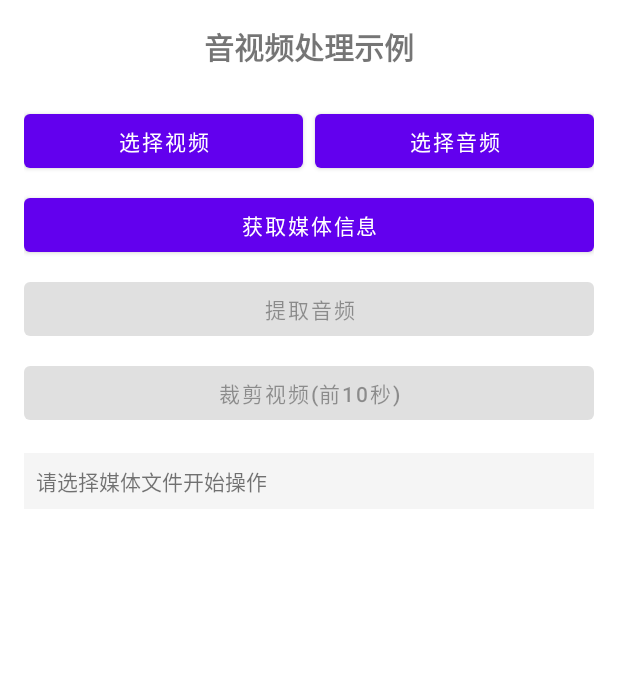
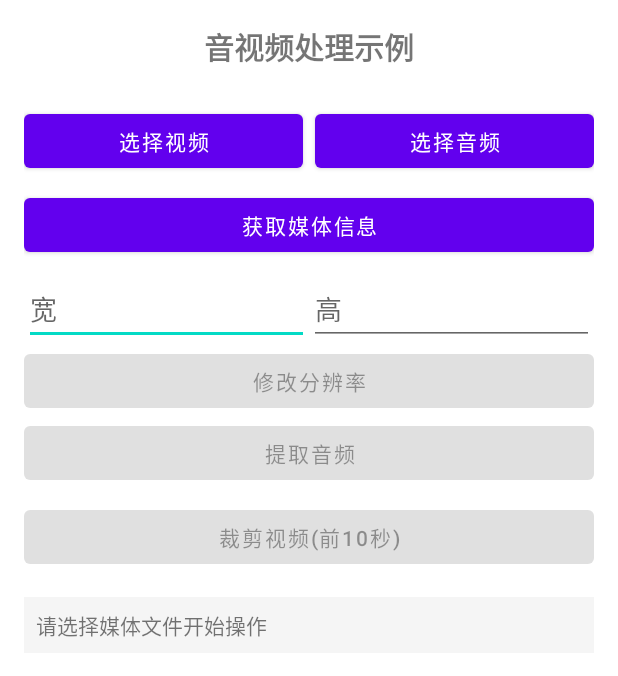
Before and after one commit to Wzeqiu/NewJetpack, an Android app: the MediaProcessorSampleActivity screen opened directly, with no data from a screen before it, on a phone screen of 412 x 824 dp. Shown: the top 676 px of the screen. Run offline under Robolectric (Android 15) with nearby library versions, the phone set to English and light mode, and no system bars; libraries missing offline, so code that uses them is left out: com.hjq.permissions.

Commit message:
feat(mediacode): 添加修改视频分辨率功能
- 在 MediaProcessor 中添加 changeVideoResolution 方法
- 在 MediaProcessorSampleActivity 中实现分辨率修改功能
- 在 MediaUtils 中添加 changeVideoResolution 辅助方法
- 更新 activity_media_processor_sample.xml 布局，增加分辨率输入和修改按钮

```diff
--- a/mediacode/src/main/res/layout/activity_media_processor_sample.xml
+++ b/mediacode/src/main/res/layout/activity_media_processor_sample.xml
@@ -47,6 +47,34 @@
         android:text="获取媒体信息"
         android:layout_marginBottom="8dp" />
 
+    <LinearLayout
+        android:layout_width="match_parent"
+        android:layout_height="wrap_content"
+        android:orientation="horizontal">
+
+        <EditText
+            android:id="@+id/et_width"
+            android:layout_width="0dp"
+            android:layout_height="wrap_content"
+            android:layout_weight="1"
+            android:hint="宽"
+            android:inputType="number" />
+
+        <EditText
+            android:id="@+id/et_height"
+            android:layout_width="0dp"
+            android:layout_height="wrap_content"
+            android:layout_weight="1"
+            android:hint="高"
+            android:inputType="number" />
+    </LinearLayout>
+
+    <Button
+        android:id="@+id/btn_change_resolution"
+        android:layout_width="match_parent"
+        android:layout_height="wrap_content"
+        android:text="修改分辨率" />
+
     <Button
         android:id="@+id/btn_extract_audio"
         android:layout_width="match_parent"
```
Also changed, not shown: common/src/main/java/com/common/utils/media/MediaProcessor.kt (+32 -9 lines), common/src/main/java/com/common/utils/media/MediaUtils.kt (+87 -31 lines), mediacode/src/main/java/com/wzeqiu/mediacode/MediaProcessorSampleActivity.kt (+58 -0 lines).
